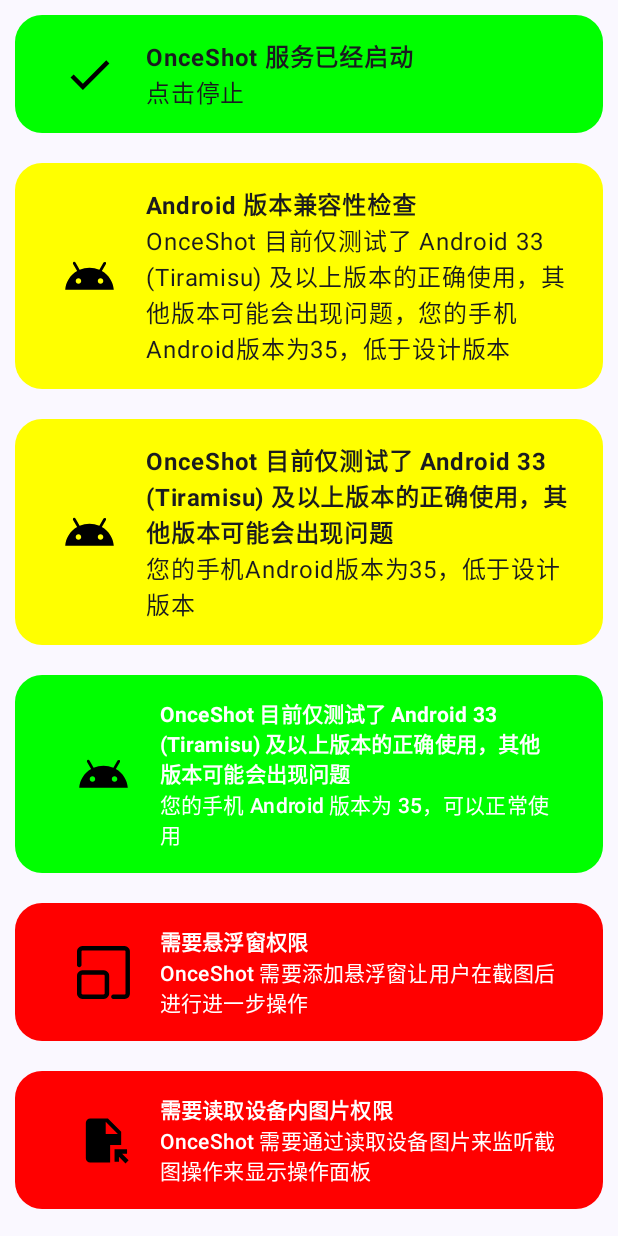
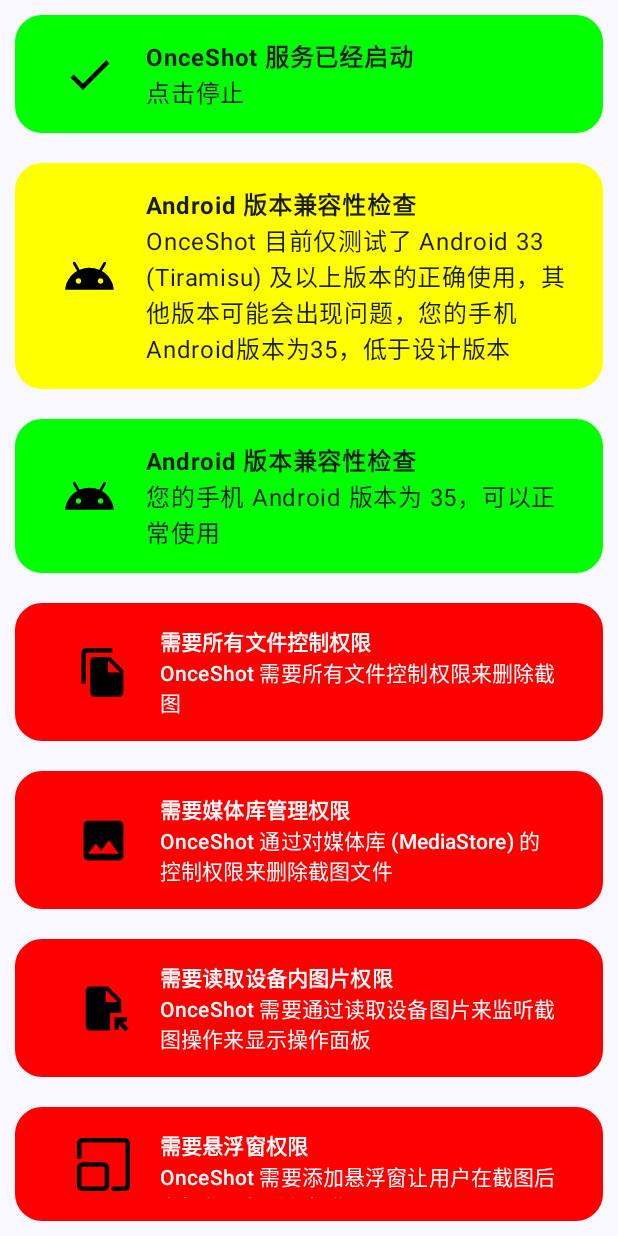
Before and after one commit to aquamarine5/OnceShot, an Android app built with Jetpack Compose: the @Preview function GreetingPreview, on a phone screen of 412 x 824 dp. Run offline under Robolectric (Android 15) with nearby library versions, the phone set to English and light mode, and no system bars.

Commit message:
+fileaccess icon

```diff
--- a/app/src/main/java/org/aquarngd/onceshot/MainActivity.kt
+++ b/app/src/main/java/org/aquarngd/onceshot/MainActivity.kt
@@ -95,7 +95,7 @@ class MainActivity : ComponentActivity() {
                     StackbricksCompose(
                         rememberCoroutineScope(),
                         LocalContext.current, WeiboCommentsMsgPvder.MsgPvderID, "4936409558027888"
-                    )
+                    ).DrawCompose()
                     if (Build.VERSION.SDK_INT < Build.VERSION_CODES.TIRAMISU) {
                         CreateCard(
                             icon = painterResource(id = R.drawable.icon_android),
@@ -154,7 +154,7 @@ class MainActivity : ComponentActivity() {
                                         addFlags(Intent.FLAG_ACTIVITY_NEW_TASK)
                                     })
                                 },
-                                icon = painterResource(id = R.drawable.icon_mediastore_access),
+                                icon = painterResource(id = R.drawable.icon_file_access),
                                 title = stringResource(R.string.mainwindow_requirepermission_fileaccess_title),
                                 text = stringResource(R.string.mainwindow_requirepermission_fileaccess_text),
                                 color = Color.Red
@@ -290,7 +290,7 @@ class MainActivity : ComponentActivity() {
     }
 }
 
-@Preview
+@Preview()
 @Composable
 fun GreetingPreview() {
     OnceShotTheme {
@@ -313,12 +313,13 @@ fun GreetingPreview() {
                             text = onceShotText,
                             color = onceShotBackgroundColor
                         )
-                        StackbricksCompose(
+                        val sc=StackbricksCompose(
                             rememberCoroutineScope(),
                             LocalContext.current,
                             WeiboCommentsMsgPvder.MsgPvderID,
                             "4936409558027888"
                         )
+                        //sc.DrawCompose()
                         CreateCard(
                             icon = painterResource(id = R.drawable.icon_android),
                             title = stringResource(R.string.mainwindow_androidcompatibility_title),
@@ -330,25 +331,35 @@ fun GreetingPreview() {
                         )
                         CreateCard(
                             icon = painterResource(id = R.drawable.icon_android),
-                            title = "OnceShot 目前仅测试了 Android 33 (Tiramisu) 及以上版本的正确使用，其他版本可能会出现问题",
-                            text = "您的手机Android版本为${Build.VERSION.SDK_INT}，低于设计版本",
-                            color = Color.Yellow
+                            title = stringResource(R.string.mainwindow_androidcompatibility_title),
+                            text = stringResource(
+                                R.string.mainwindow_androidcompatibility_success_text,
+                                Build.VERSION.SDK_INT
+                            ),
+                            color = Color.Green
                         )
                         CreateCardButton(
-                            onClick = { },
-                            icon = painterResource(id = R.drawable.icon_android),
-                            title = "OnceShot 目前仅测试了 Android 33 (Tiramisu) 及以上版本的正确使用，其他版本可能会出现问题",
-                            text = "您的手机 Android 版本为 ${Build.VERSION.SDK_INT}，可以正常使用",
-                            color = Color.Green
+                                onClick = {
+                                    startActivity(Intent(Settings.ACTION_MANAGE_ALL_FILES_ACCESS_PERMISSION).apply {
+                                        addFlags(Intent.FLAG_ACTIVITY_NEW_TASK)
+                                    })
+                                },
+                        icon = painterResource(id = R.drawable.icon_file_access),
+                        title = stringResource(R.string.mainwindow_requirepermission_fileaccess_title),
+                        text = stringResource(R.string.mainwindow_requirepermission_fileaccess_text),
+                        color = Color.Red
                         )
-
                         CreateCardButton(
                             onClick = {
-                                requestOverlayDisplayPermission()
+                                if (Build.VERSION.SDK_INT >= Build.VERSION_CODES.S) {
+                                    startActivity(Intent(Settings.ACTION_REQUEST_MANAGE_MEDIA).apply {
+                                        addFlags(Intent.FLAG_ACTIVITY_NEW_TASK)
+                                    })
+                                }
                             },
-                            icon = painterResource(id = R.drawable.icon_floating_window),
-                            title = "需要悬浮窗权限",
-                            text = "OnceShot 需要添加悬浮窗让用户在截图后进行进一步操作",
+                            icon = painterResource(id = R.drawable.icon_mediastore_access),
+                            title = stringResource(R.string.mainwindow_requirepermission_mediastore_title),
+                            text = stringResource(R.string.mainwindow_requirepermission_mediastore_text),
                             color = Color.Red
                         )
                         CreateCardButton(
@@ -359,27 +370,19 @@ fun GreetingPreview() {
                                 )
                             },
                             icon = painterResource(id = R.drawable.icon_read_image),
-                            title = "需要读取设备内图片权限",
-                            text = "OnceShot 需要通过读取设备图片来监听截图操作来显示操作面板",
+                            title = stringResource(R.string.mainwindow_requirepermission_readimage_title),
+                            text = stringResource(R.string.mainwindow_requirepermission_readimage_text),
                             color = Color.Red
                         )
-
-
                         CreateCardButton(
                             onClick = {
-                                if (Build.VERSION.SDK_INT >= Build.VERSION_CODES.S) {
-                                    startActivity(Intent(Settings.ACTION_REQUEST_MANAGE_MEDIA).apply {
-                                        addFlags(Intent.FLAG_ACTIVITY_NEW_TASK)
-                                    })
-                                }
+                                requestOverlayDisplayPermission()
                             },
-                            icon = painterResource(id = R.drawable.icon_mediastore_access),
-                            title = "需要媒体库管理权限",
-                            text = "OnceShot 通过对媒体库(MediaStore)的控制权限来删除无用截图",
+                            icon = painterResource(id = R.drawable.icon_floating_window),
+                            title = stringResource(R.string.mainwindow_requirepermission_floating_title),
+                            text = stringResource(R.string.mainwindow_requirepermission_floating_text),
                             color = Color.Red
                         )
-
-
                         if (checkPermissionPassed) {
                             onceShotTitle = "OnceShot 未启动"
                             onceShotText = "请先给与 OnceShot 全部的必须权限，然后退出重进"
--- /dev/null
+++ b/app/src/main/res/drawable/icon_file_access.xml
@@ -0,0 +1,5 @@
+<vector android:height="35dp" android:tint="#000000"
+    android:viewportHeight="24" android:viewportWidth="24"
+    android:width="35dp" xmlns:android="http://schemas.android.com/apk/res/android">
+    <path android:fillColor="@android:color/white" android:pathData="M16,1L4,1c-1.1,0 -2,0.9 -2,2v14h2L4,3h12L16,1zM15,5l6,6v10c0,1.1 -0.9,2 -2,2L7.99,23C6.89,23 6,22.1 6,21l0.01,-14c0,-1.1 0.89,-2 1.99,-2h7zM14,12h5.5L14,6.5L14,12z"/>
+</vector>
```
Lines whose indentation alone changed are shown as unchanged.
